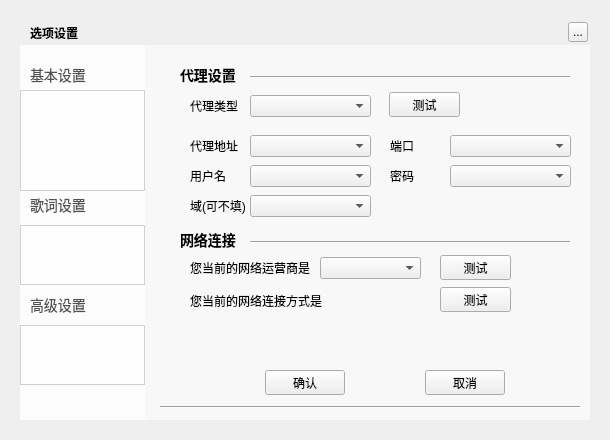
Greedysky/TTKMusicPlayer, file TTKCore/musicUi/musicWidget/musicsettingwidget.ui: the form before one commit.
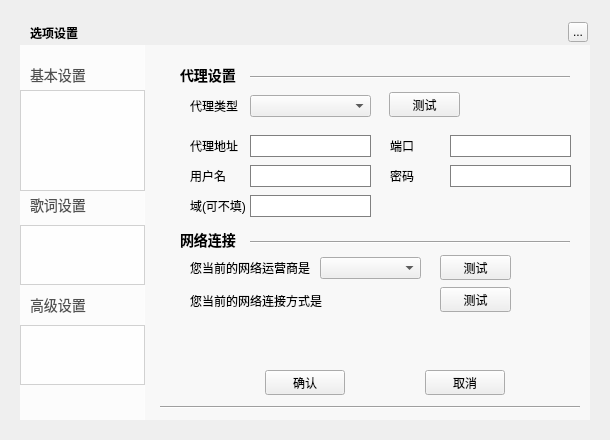
The form after the commit. The open tabs and pages were chosen to show the change. Custom widgets are drawn as their Qt base class.

Commit message: update network proxy ui interface[778485]

Patch:
```diff
--- a/TTKCore/musicUi/musicWidget/musicsettingwidget.ui
+++ b/TTKCore/musicUi/musicWidget/musicsettingwidget.ui
@@ -1663,6 +1663,9 @@
     </widget>
    </widget>
    <widget class="QWidget" name="seven">
+    <property name="styleSheet">
+     <string notr="true">QLineEdit{font-size:14px;color:#AAAAFF; font-weight:normal;border: 1px solid gray;}QLineEdit::hover{ border: 1px solid #AAAAFF;}</string>
+    </property>
     <widget class="QLabel" name="setProxyWidget">
      <property name="geometry">
       <rect>
@@ -1749,7 +1752,7 @@
       <set>Qt::AlignLeading|Qt::AlignLeft|Qt::AlignVCenter</set>
      </property>
     </widget>
-    <widget class="QComboBox" name="proxyIpComboBox">
+    <widget class="QLineEdit" name="proxyIpEdit">
      <property name="geometry">
       <rect>
        <x>90</x>
@@ -1775,7 +1778,7 @@
       <set>Qt::AlignLeading|Qt::AlignLeft|Qt::AlignVCenter</set>
      </property>
     </widget>
-    <widget class="QComboBox" name="proxyPortComboBox">
+    <widget class="QLineEdit" name="proxyPortEdit">
      <property name="geometry">
       <rect>
        <x>290</x>
@@ -1801,7 +1804,7 @@
       <set>Qt::AlignLeading|Qt::AlignLeft|Qt::AlignVCenter</set>
      </property>
     </widget>
-    <widget class="QComboBox" name="proxyUsernameComboBox">
+    <widget class="QLineEdit" name="proxyUsernameEdit">
      <property name="geometry">
       <rect>
        <x>90</x>
@@ -1827,7 +1830,7 @@
       <set>Qt::AlignLeading|Qt::AlignLeft|Qt::AlignVCenter</set>
      </property>
     </widget>
-    <widget class="QComboBox" name="proxyPwdComboBox">
+    <widget class="QLineEdit" name="proxyPwdEdit">
      <property name="geometry">
       <rect>
        <x>290</x>
@@ -1837,7 +1840,7 @@
       </rect>
      </property>
     </widget>
-    <widget class="QComboBox" name="proxyAreaComboBox">
+    <widget class="QLineEdit" name="proxyAreaEdit">
      <property name="geometry">
       <rect>
        <x>90</x>
```
The commit also changes 2 other files.
